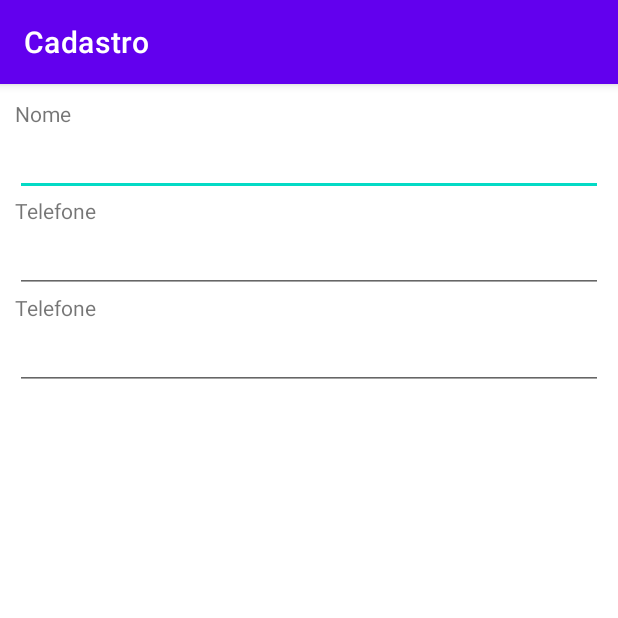
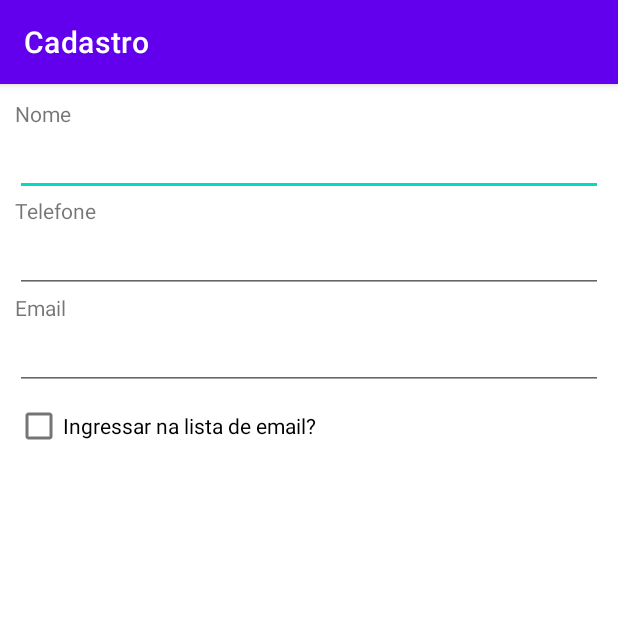
Before and after one commit to kpi-jps/Cadastro, an Android app: the screen it shows after launch (MainActivity), on a phone screen of 412 x 824 dp, the top half of it. Run offline under Robolectric (Android 15) with nearby library versions, the phone set to English and light mode, and no system bars.

Commit message:
under construction

```diff
--- a/app/src/main/res/layout/activity_main.xml
+++ b/app/src/main/res/layout/activity_main.xml
@@ -43,7 +43,7 @@
         android:id="@+id/tvEmail"
         android:layout_width="match_parent"
         android:layout_height="wrap_content"
-        android:text="@string/labelPhone"
+        android:text="@string/labelEmail"
         app:layout_constraintStart_toStartOf="parent"
         app:layout_constraintTop_toBottomOf="@id/etPhone"
         android:labelFor="@id/etEmail"/>
@@ -55,5 +55,14 @@
         app:layout_constraintStart_toStartOf="parent"
         app:layout_constraintTop_toBottomOf="@id/tvEmail" />
 
+    <CheckBox
+        android:id="@+id/cbEmail"
+        android:layout_width="wrap_content"
+        android:layout_height="wrap_content"
+        android:text="@string/labelCheckbox"
+        app:layout_constraintStart_toStartOf="parent"
+        app:layout_constraintTop_toBottomOf="@id/etEmail"/>
+
+
 
 </androidx.constraintlayout.widget.ConstraintLayout>
--- a/app/src/main/res/values/strings.xml
+++ b/app/src/main/res/values/strings.xml
@@ -2,4 +2,7 @@
     <string name="app_name">Cadastro</string>
     <string name="labelName">Nome</string>
     <string name="labelPhone">Telefone</string>
+    <string name="labelEmail">Email</string>
+    <string name="labelCheckbox">Ingressar na lista de email?</string>
+
 </resources>
```
